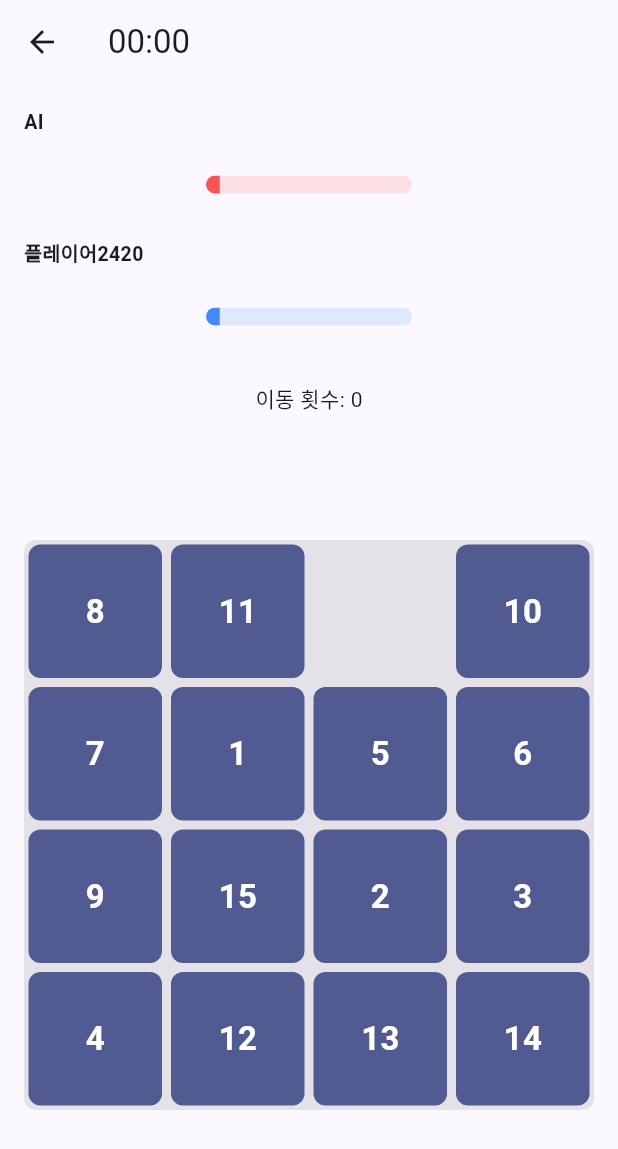
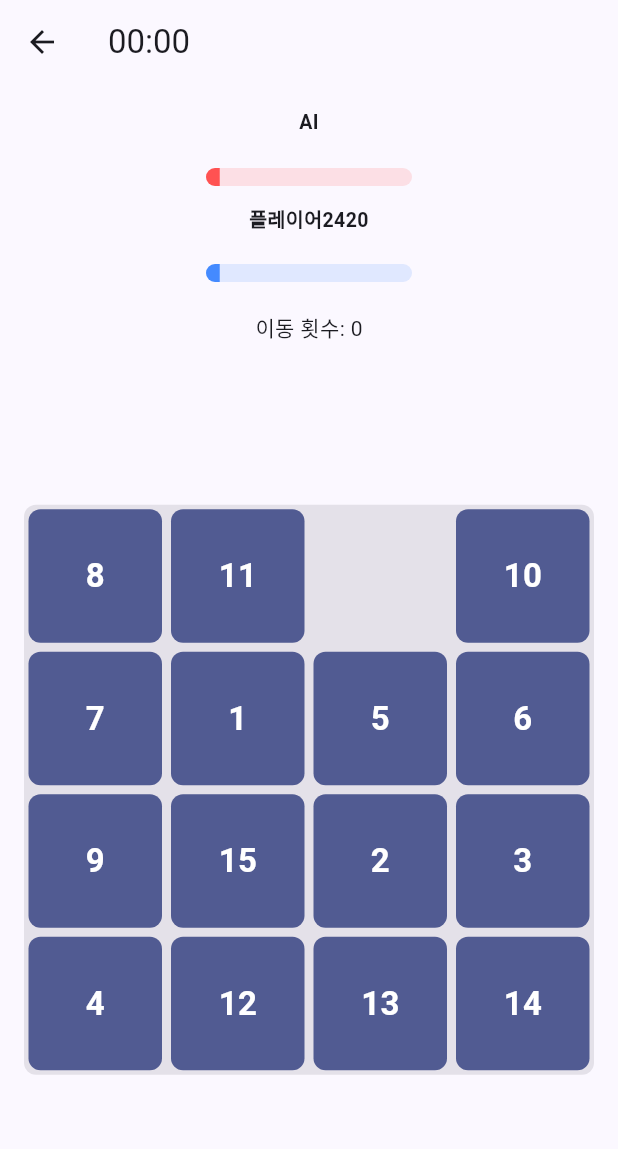
Before and after one commit to mintower/puzzle_battle, a Flutter app: the screen it shows after launch, after a tap on "AI와 대전 시작", on a phone screen of 412 x 824 dp. Shown: the top 1149 px of the screen. Run offline on Flutter 3.47's test engine with Material 3 defaults, Android fonts, the phone set to English and light mode, and no system bars; our stand-ins replace audioplayers, cloud_firestore, firebase_auth, firebase_core, shared_preferences; accounts and stored records are empty.

Commit message:
Center nickname label over the bar, show opponent mini board from match start
The nickname was left-aligned outside the bar's fixed 1/3-2/3 band,
landing far from the bar it labels whenever a mini board pushed it
left. Positioned it inside the same band, centered above the bar.

Opponent mini boards stayed blank until the opponent made their first
move, since progress (and its tiles) was only reported on tryMove.
Report the starting board immediately when the session is created so
the mini board shows the real shuffled start right away.

Co-Authored-By: Claude Sonnet 5 <noreply@anthropic.com>

```diff
--- a/lib/ui/online_match_screen.dart
+++ b/lib/ui/online_match_screen.dart
@@ -88,6 +88,10 @@ class _OnlineMatchScreenState extends State<OnlineMatchScreen> {
       _heartbeatTimer = Timer.periodic(_heartbeatInterval, (_) {
         _repo.sendHeartbeat(code: widget.roomCode, uid: widget.myUid);
       });
+      // Report the starting board immediately (not just after the first
+      // move), so the opponent's mini board shows the real shuffled start
+      // instead of staying blank until they move.
+      _reportProgress();
     } else {
       _checkForIncomingAttacks(room);
     }
--- a/lib/ui/progress_row.dart
+++ b/lib/ui/progress_row.dart
@@ -3,13 +3,13 @@ import 'package:flutter/material.dart';
 /// A labeled progress bar used on both the AI match screen and the online
 /// match screen to show a player's fraction of correctly placed tiles.
 ///
-/// The nickname sits on its own line above; below it, [leading] (e.g. an
-/// opponent's live mini board) and [trailing] (e.g. the picture-mode
-/// reference thumbnail) sit at the row's edges while the bar itself is
-/// pinned to the screen's middle third via [Positioned], independent of
-/// how wide [leading]/[trailing] are. That's what keeps "my" bar and the
-/// opponent's bar lined up at the same x position even though only the
-/// opponent's row has a mini board next to it.
+/// The nickname and the bar are both pinned to the screen's middle third
+/// via [Positioned], centered above the bar — independent of [leading]
+/// (e.g. an opponent's live mini board) and [trailing] (e.g. the
+/// picture-mode reference thumbnail), which sit at the row's edges. That's
+/// what keeps "my" bar and the opponent's bar (and their labels) lined up
+/// at the same x position even though only the opponent's row has a mini
+/// board next to it.
 class ProgressRow extends StatelessWidget {
   static const double _rowHeight = 56;
 
@@ -46,33 +46,28 @@ class ProgressRow extends StatelessWidget {
     final barLeft = screenWidth / 3 - _ambientInset;
     final barWidth = screenWidth / 3;
 
-    return Column(
-      crossAxisAlignment: CrossAxisAlignment.start,
+    return SizedBox(
+      height: _rowHeight,
+      child: Stack(
         children: [
-        Text(
+          if (leading != null)
+            Positioned(left: 0, top: 0, bottom: 0, child: Center(child: leading)),
+          Positioned(
+            left: barLeft,
+            width: barWidth,
+            top: 0,
+            child: Text(
               label,
+              textAlign: TextAlign.center,
               overflow: TextOverflow.ellipsis,
               maxLines: 1,
               style: const TextStyle(fontWeight: FontWeight.bold, fontSize: 13),
             ),
-        const SizedBox(height: 4),
-        SizedBox(
-          height: _rowHeight,
-          child: Stack(
-            children: [
-              if (leading != null)
-                Positioned(
-                  left: 0,
-                  top: 0,
-                  bottom: 0,
-                  child: Center(child: leading),
           ),
           Positioned(
             left: barLeft,
             width: barWidth,
-                top: 0,
-                bottom: 0,
-                child: Center(
+            bottom: 4,
             child: ClipRRect(
               borderRadius: BorderRadius.circular(6),
               child: LinearProgressIndicator(
@@ -83,18 +78,10 @@ class ProgressRow extends StatelessWidget {
               ),
             ),
           ),
-              ),
           if (trailing != null)
-                Positioned(
-                  right: 0,
-                  top: 0,
-                  bottom: 0,
-                  child: Center(child: trailing),
-                ),
+            Positioned(right: 0, top: 0, bottom: 0, child: Center(child: trailing)),
         ],
       ),
-        ),
-      ],
     );
   }
 }
```
Lines whose indentation alone changed are shown as unchanged.
